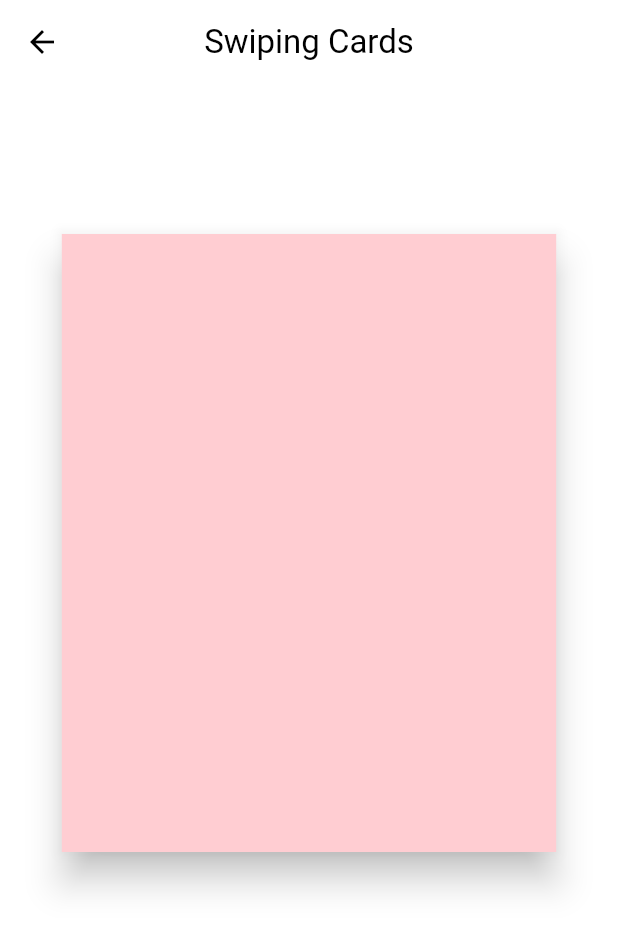
After one commit to WonHyun/flutter_animations, a Flutter app: the screen it shows after launch, after a tap on "Swiping Cards", on a phone screen of 412 x 824 dp. The commit adds this screen. Shown: the top 931 px of the screen. Run offline on Flutter 3.47's test engine with Material 3 defaults, Android fonts, the phone set to English and light mode, and no system bars.

Commit message:
feat: add swiping cards screen

```diff
--- a/lib/screens/menu_screen.dart
+++ b/lib/screens/menu_screen.dart
@@ -2,6 +2,7 @@ import 'package:flutter/material.dart';
 import 'package:flutter_animations/screens/apple_watch_screen.dart';
 import 'package:flutter_animations/screens/explicit_animations_screen.dart';
 import 'package:flutter_animations/screens/implicit_animations_screen.dart';
+import 'package:flutter_animations/screens/swiping_cards_screen.dart';
 
 class MenuScreen extends StatelessWidget {
   const MenuScreen({super.key});
@@ -38,6 +39,10 @@ class MenuScreen extends StatelessWidget {
               onPressed: () => _goToPage(context, const AppleWatchScreen()),
               child: const Text("Apple Watch"),
             ),
+            ElevatedButton(
+              onPressed: () => _goToPage(context, const SwipingCardsScreen()),
+              child: const Text("Swiping Cards"),
+            ),
           ],
         ),
       ),
--- /dev/null
+++ b/lib/screens/swiping_cards_screen.dart
@@ -0,0 +1,125 @@
+import 'dart:math';
+
+import 'package:flutter/material.dart';
+
+class SwipingCardsScreen extends StatefulWidget {
+  const SwipingCardsScreen({super.key});
+
+  @override
+  State<SwipingCardsScreen> createState() => _SwipingCardsScreenState();
+}
+
+class _SwipingCardsScreenState extends State<SwipingCardsScreen>
+    with SingleTickerProviderStateMixin {
+  late final size = MediaQuery.of(context).size;
+
+  late final AnimationController _position = AnimationController(
+    vsync: this,
+    duration: const Duration(milliseconds: 1000),
+    lowerBound: (size.width + 100) * -1,
+    upperBound: (size.width + 100),
+    value: 0.0,
+  );
+
+  late final Tween<double> _rotaion = Tween(
+    begin: -15,
+    end: 15,
+  );
+
+  late final Tween<double> _scale = Tween(
+    begin: 0.8,
+    end: 1.0,
+  );
+
+  void _onHorizontalDragUpdate(DragUpdateDetails details) {
+    _position.value += details.delta.dx;
+  }
+
+  void _onHorizontalDragEnd(DragEndDetails details) {
+    final bound = size.width - 200;
+    final dropZone = size.width + 100;
+
+    if (_position.value.abs() >= bound) {
+      if (_position.value.isNegative) {
+        _position.animateTo(dropZone * -1);
+      } else {
+        _position.animateTo(dropZone);
+      }
+    } else {
+      _position.animateTo(
+        0,
+        curve: Curves.easeOut,
+      );
+    }
+  }
+
+  @override
+  void initState() {
+    super.initState();
+  }
+
+  @override
+  void dispose() {
+    _position.dispose();
+    super.dispose();
+  }
+
+  @override
+  Widget build(BuildContext context) {
+    return Scaffold(
+      appBar: AppBar(
+        title: const Text("Swiping Cards"),
+      ),
+      body: AnimatedBuilder(
+        animation: _position,
+        builder: (context, child) {
+          final angle = _rotaion
+                  .transform((_position.value + size.width / 2) / size.width) *
+              pi /
+              180;
+          final scale = _scale.transform(_position.value.abs() / size.width);
+          return Stack(
+            alignment: Alignment.topCenter,
+            children: [
+              Positioned(
+                top: 100,
+                child: Transform.scale(
+                  scale: scale,
+                  child: Material(
+                    elevation: 10,
+                    color: Colors.blue.shade100,
+                    child: SizedBox(
+                      width: size.width * 0.8,
+                      height: size.height * 0.5,
+                    ),
+                  ),
+                ),
+              ),
+              Positioned(
+                top: 100,
+                child: GestureDetector(
+                  onHorizontalDragUpdate: _onHorizontalDragUpdate,
+                  onHorizontalDragEnd: _onHorizontalDragEnd,
+                  child: Transform.translate(
+                    offset: Offset(_position.value, 0),
+                    child: Transform.rotate(
+                      angle: angle,
+                      child: Material(
+                        elevation: 10,
+                        color: Colors.red.shade100,
+                        child: SizedBox(
+                          width: size.width * 0.8,
+                          height: size.height * 0.5,
+                        ),
+                      ),
+                    ),
+                  ),
+                ),
+              ),
+            ],
+          );
+        },
+      ),
+    );
+  }
+}
```
